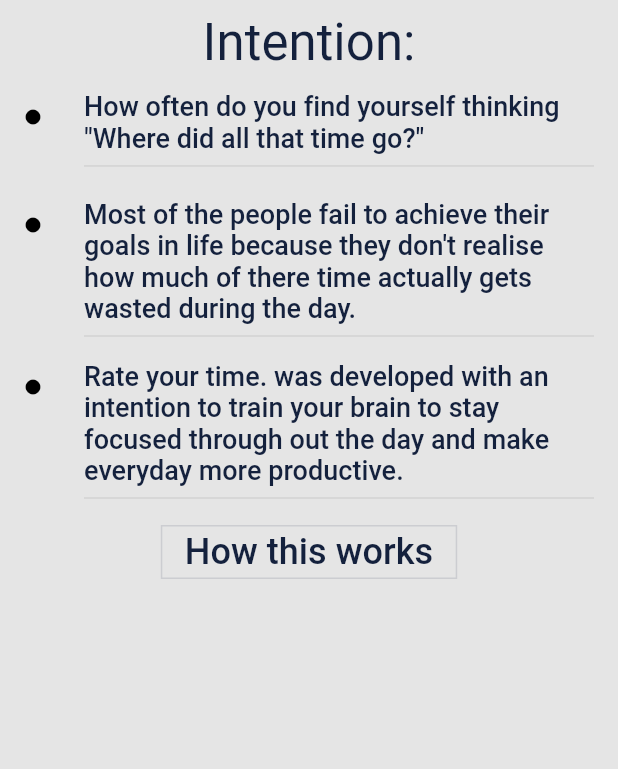
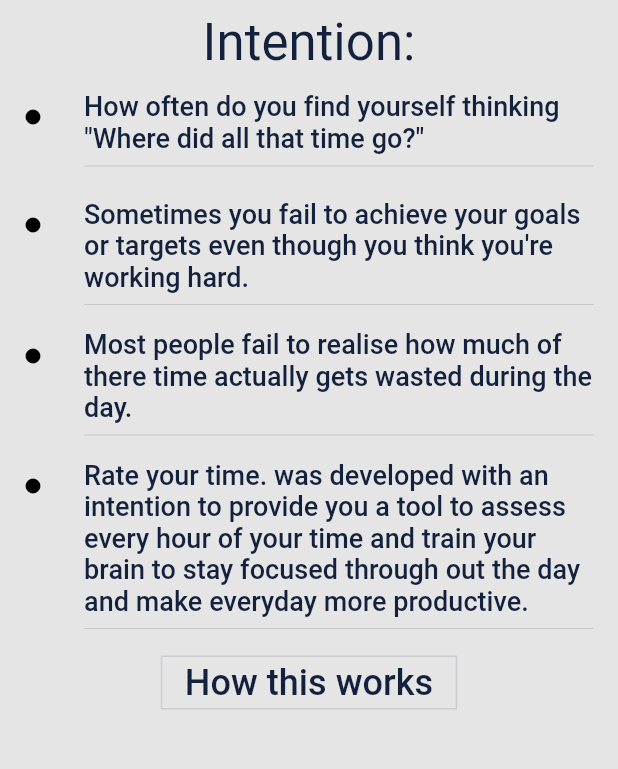
Before and after one commit to Birinder-Gill/rate_your_time_new, a Flutter app: the AboutScreen screen opened directly, on a phone screen of 412 x 824 dp, the part 84-853 px from its top. Run offline on Flutter 3.47's test engine with Material 2 defaults, Android fonts, the phone set to English and light mode, and no system bars; our stand-ins replace charts_flutter, flutter_neumorphic, font_awesome_flutter, google_fonts, palette_generator and 1 more; missing offline and left inert: dart:ffi, feature_discovery; Roboto replaces fonts that are missing (Kanit).

Commit message:
57 -> (Content)

```diff
--- a/lib/about_screen.dart
+++ b/lib/about_screen.dart
@@ -42,8 +42,9 @@ class _AboutPageContent extends StatelessWidget {
   final title = 'Intention:';
   final points = [
     'How often do you find yourself thinking "Where did all that time go?"',
-    'Most of the people fail to achieve their goals in life because they don\'t realise how much of there time actually gets wasted during the day.',
-    '${Constants.appName} was developed with an intention to train your brain to stay focused through out the day and make everyday more productive.'
+    "Sometimes you fail to achieve your goals or targets even though you think you're working hard.",
+    'Most people fail to realise how much of there time actually gets wasted during the day.',
+    '${Constants.appName} was developed with an intention to provide you a tool to assess every hour of your time and train your brain to stay focused through out the day and make everyday more productive.'
   ];
   final buttonText = 'How this works';
 
--- a/lib/onboarding/data_models.dart
+++ b/lib/onboarding/data_models.dart
@@ -18,7 +18,8 @@ const models = <OnBoardingModel>[
   const OnBoardingModel(
       'Refocus every hour',
       '${Constants.appName} gives you a notification every hour asking for a rating between 1 and 5.\n\n'
-      'When it rings, honestly rate your last hour based on how you think you spent it, now recommit to how you are going to use the next hour.\n\n',
+      'When it rings, honestly rate your last hour based on how you think you spent it.\n\n'
+      'Now recommit to how you are going to use the next hour.\n\n',
       'https://www.freeiconspng.com/uploads/calendar-image-png-3.png'),
 
   const OnBoardingModel(
@@ -32,9 +33,10 @@ const models = <OnBoardingModel>[
 
   const OnBoardingModel(
       'Train your brain',
-      'Use the hourly notification as a reminder to use the next hour more productively.\n\n'
-      'Once you commit to improving your ratings, the brain automatically starts to train itself to stop wasting time and be more productive\n\n'
-      'Reach your life goals hour by hour\n',
+      'Use the hourly notification as a reminder to refocus and use the next hour more productively.\n\n'
+      'Once you commit to improving your ratings, your brain automatically trains itself to stop wasting time and be more productive\n\n'
+      'Improve your ratings day by day.\n'
+      'Reach your goals hour by hour',
       'https://www.freeiconspng.com/uploads/calendar-image-png-3.png'),
 ];
 
```
Also changed, not shown: lib/hours_screens/widgets/activity_av_card.dart (+34 -12 lines), 1 other file.
